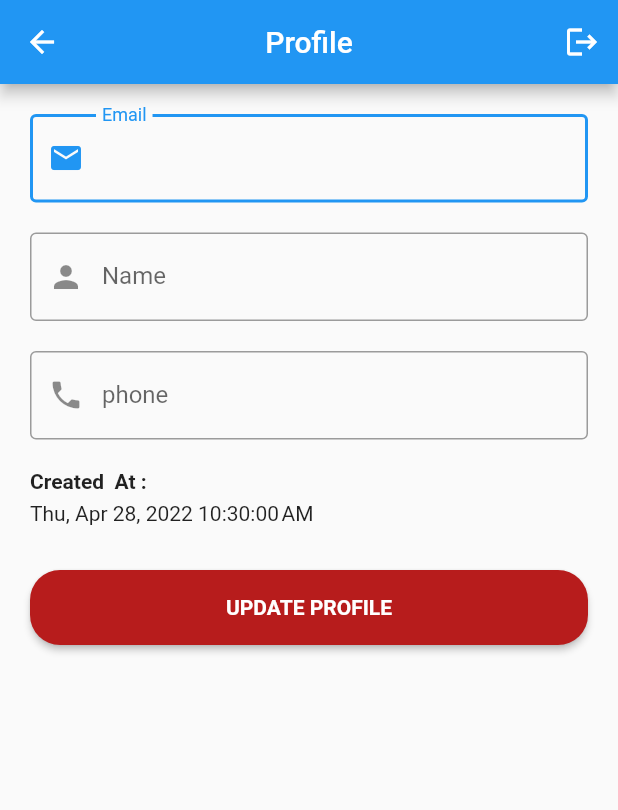
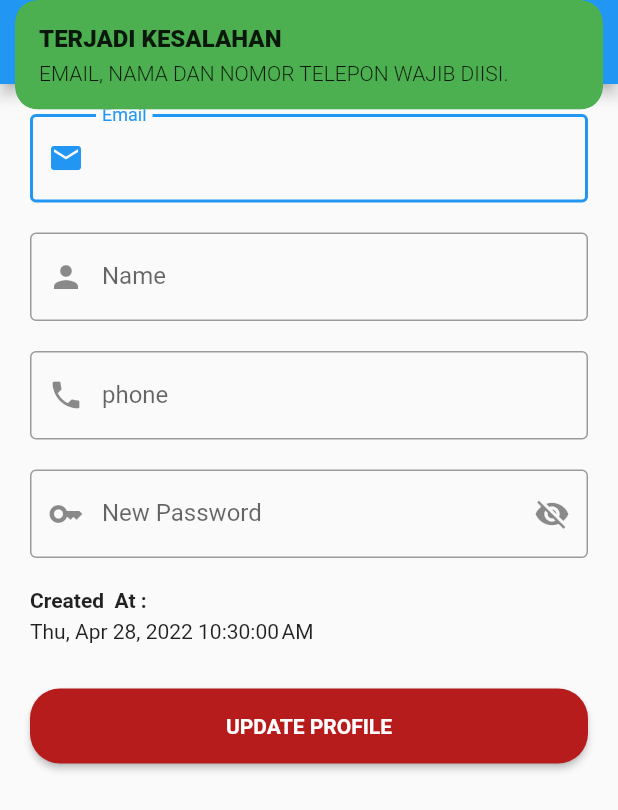
Before and after one commit to angular403/latihan_firebase, a Flutter app: the ProfileView screen opened by its route, after a tap on "UPDATE PROFILE", on a phone screen of 412 x 824 dp. Shown: the top 810 px of the screen. Run offline on Flutter 3.47's test engine with Material 2 defaults, Android fonts, the light colour scheme and no system bars; our stand-ins replace cloud_firestore, firebase_auth, firebase_core, get, get_storage; accounts and stored records are empty.

Commit message:
update password

```diff
--- a/lib/app/modules/profile/controllers/profile_controller.dart
+++ b/lib/app/modules/profile/controllers/profile_controller.dart
@@ -1,5 +1,6 @@
 import 'package:cloud_firestore/cloud_firestore.dart';
 import 'package:flutter/cupertino.dart';
+import 'package:flutter/material.dart';
 import 'package:get/get.dart';
 import 'package:firebase_auth/firebase_auth.dart';
 import 'package:latihan_firebase/app/routes/app_pages.dart';
@@ -7,9 +8,11 @@ import 'package:latihan_firebase/app/routes/app_pages.dart';
 // Class
 class ProfileController extends GetxController {
   RxBool isLoading = false.obs;
+  RxBool isHidden = true.obs;
   TextEditingController nameC = TextEditingController();
   TextEditingController emailC = TextEditingController();
   TextEditingController phoneC = TextEditingController();
+  TextEditingController passC = TextEditingController();
   // instance
   FirebaseAuth auth = FirebaseAuth.instance;
   FirebaseFirestore firestore = FirebaseFirestore.instance;
@@ -39,6 +42,9 @@ class ProfileController extends GetxController {
   }
 
   void updateProfile() async {
+    if (emailC.text.isNotEmpty &&
+        nameC.text.isNotEmpty &&
+        phoneC.text.isNotEmpty) {
       try {
         isLoading.value = true;
         String uid = auth.currentUser!.uid;
@@ -46,11 +52,25 @@ class ProfileController extends GetxController {
           "name": nameC.text,
           "phone": phoneC.text,
         });
+
+        if (passC.text.isNotEmpty) {
+          // UPDATE PASSWORD
+          await auth.currentUser!.updatePassword(passC.text);
+          await auth.signOut();
           isLoading.value = false;
+          Get.offAllNamed(Routes.LOGIN);
+        } else {
+          isLoading.value = false;
+        }
       } catch (e) {
         isLoading.value = false;
         print(e);
         Get.snackbar("TERJADI KESALAHAN", "TIDAK DAPAT EDIT DATA USER");
       }
+    } else {
+      Get.snackbar(
+          "TERJADI KESALAHAN", "EMAIL, NAMA DAN NOMOR TELEPON WAJIB DIISI.",
+          backgroundColor: Colors.green);
     }
   }
+}
--- a/lib/app/modules/profile/views/profile_view.dart
+++ b/lib/app/modules/profile/views/profile_view.dart
@@ -79,6 +79,26 @@ class ProfileView extends GetView<ProfileController> {
                   ),
                 ),
                 SizedBox(height: 20),
+                Obx(() => TextField(
+                      obscureText: controller.isHidden.value,
+                      controller: controller.passC,
+                      autocorrect: false,
+                      keyboardType: TextInputType.text,
+                      textInputAction: TextInputAction.next,
+                      autofocus: true,
+                      decoration: InputDecoration(
+                        suffixIcon: IconButton(
+                          onPressed: () => controller.isHidden.toggle(),
+                          icon: Icon(controller.isHidden.isFalse
+                              ? Icons.remove_red_eye
+                              : Icons.visibility_off),
+                        ),
+                        prefixIcon: Icon(Icons.key),
+                        labelText: "New Password",
+                        border: OutlineInputBorder(),
+                      ),
+                    )),
+                SizedBox(height: 20),
                 Text("Created  At : ",
                     style: TextStyle(fontWeight: FontWeight.bold)),
                 SizedBox(height: 5),
```
Lines whose indentation alone changed are shown as unchanged.
